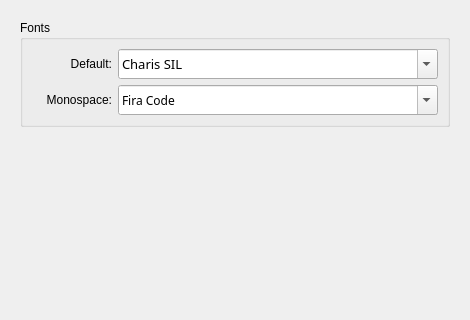
This is ui/SettingsDialog.ui in Sirraide/smyth as Qt 5 draws it before an edit; both pictures show x 0 to 470 and y 0 to 320 of the 470 by 535 pixel window. The edited form follows.
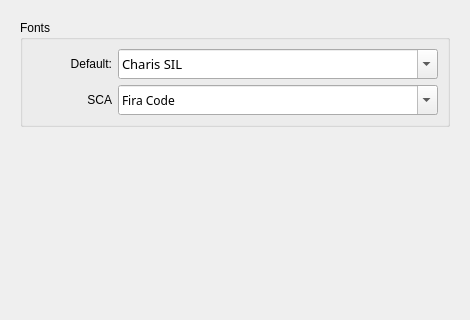
This is the edited form.

What changed in the file:
```diff
--- a/ui/SettingsDialog.ui
+++ b/ui/SettingsDialog.ui
@@ -155,7 +155,7 @@
                </size>
               </property>
               <property name="text">
-               <string>Monospace:</string>
+               <string>SCA</string>
               </property>
               <property name="alignment">
                <set>Qt::AlignRight|Qt::AlignTrailing|Qt::AlignVCenter</set>
```
